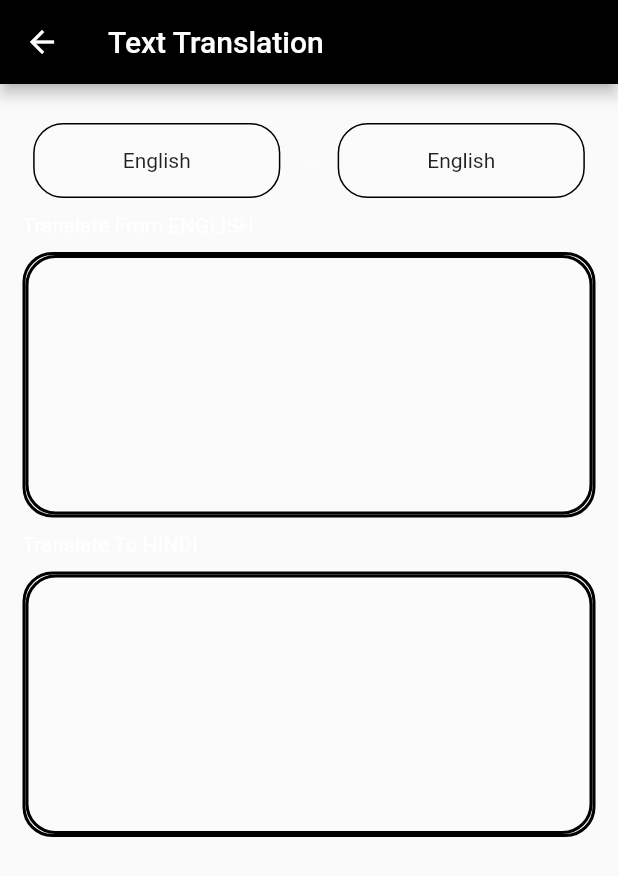
After one commit to vaidic-dodwani/TGH-Task, a Flutter app: the HomeScreen screen opened directly, on a phone screen of 412 x 824 dp. The commit adds this screen. Shown: the top 876 px of the screen. Run offline on Flutter 3.47's test engine with Material 2 defaults, Android fonts, the phone set to English and light mode, and no system bars; our stand-ins replace fluttertoast, go_router, google_fonts.

Commit message:
Made a basic structure of UI

```diff
--- /dev/null
+++ b/lib/model/languages_model.dart
@@ -0,0 +1,22 @@
+class Language {
+  final String language;
+
+  Language({
+    required this.language,
+  });
+
+  Language copyWith({
+    String? language,
+  }) =>
+      Language(
+        language: language ?? this.language,
+      );
+
+  factory Language.fromJson(Map<String, dynamic> json) => Language(
+        language: json["language"],
+      );
+
+  Map<String, dynamic> toJson() => {
+        "language": language,
+      };
+}
--- a/lib/utils/constants/colors/app_colors.dart
+++ /dev/null
@@ -1,3 +0,0 @@
-class AppColors {
-  // static const Color tempColor = Color(0xFFD7D9D8);
-}
--- a/lib/utils/constants/typography_constants.dart
+++ b/lib/utils/constants/typography_constants.dart
@@ -1,4 +1,6 @@
+import 'package:flutter/material.dart';
+import 'package:google_fonts/google_fonts.dart';
+
 class AppTypography {
-  // static TextStyle tempStyle =
-  //     const TextStyle(fontSize: 25, fontFamily: "Poppins");
+  static TextStyle roboto = GoogleFonts.roboto();
 }
--- a/lib/utils/provider/app_providers.dart
+++ b/lib/utils/provider/app_providers.dart
@@ -5,6 +5,6 @@ import '../../view_model/temp_view_model/temp_view_model.dart';
 
 class AppProvider {
   static List<SingleChildWidget> providers = [
-    ChangeNotifierProvider(create: (_) => TempNotifier()),
+    ChangeNotifierProvider(create: (_) => LanguagesNotifier()),
   ];
 }
--- /dev/null
+++ b/lib/view/screens/homescreen/homescreen.dart
@@ -0,0 +1,58 @@
+import 'package:flutter/material.dart';
+import 'package:google_fonts/google_fonts.dart';
+import 'package:tgh_task/view/screens/homescreen/widgets/country_button.dart';
+import 'package:tgh_task/view/screens/homescreen/widgets/translation_box.dart';
+import '../../shared/heading_text_widget.dart';
+
+class HomeScreen extends StatelessWidget {
+  const HomeScreen({super.key});
+
+  @override
+  Widget build(BuildContext context) {
+    return Scaffold(
+      resizeToAvoidBottomInset: false,
+      appBar: AppBar(
+        backgroundColor: Colors.black,
+        title: Text(
+          "Text Translation",
+          style: GoogleFonts.roboto(),
+        ),
+      ),
+      body: const SingleChildScrollView(
+        child: Padding(
+          padding: EdgeInsets.symmetric(horizontal: 15.0),
+          child: Column(
+            children: [
+              //Divider
+              Divider(thickness: 1, color: Colors.white38),
+              SizedBox(height: 10),
+
+              //Buttons
+              Row(
+                mainAxisAlignment: MainAxisAlignment.spaceEvenly,
+                children: [
+                  CountryButton(),
+                  Icon(Icons.arrow_right_alt_outlined, color: Colors.white24),
+                  CountryButton(),
+                ],
+              ),
+
+              SizedBox(height: 10),
+
+              //Input Dialogue Box
+              HeadingTextWidget(text: "Translate From ENGLISH"),
+              SizedBox(height: 10),
+              TranslationBoxes(),
+
+              //Output Dialogue Box
+              SizedBox(height: 10),
+              HeadingTextWidget(text: "Translate To HINDI"),
+              SizedBox(height: 10),
+              TranslationBoxes(),
+            ],
+          ),
+        ),
+      ),
+    );
+  }
+}
--- /dev/null
+++ b/lib/view/screens/homescreen/widgets/country_button.dart
@@ -0,0 +1,38 @@
+import 'package:flutter/material.dart';
+import 'package:google_fonts/google_fonts.dart';
+import 'package:tgh_task/view/shared/code_to_name_function.dart';
+
+class CountryButton extends StatelessWidget {
+  const CountryButton({super.key});
+
+  @override
+  Widget build(BuildContext context) {
+    final size = MediaQuery.of(context).size;
+
+    return GestureDetector(
+      onTap: () {
+        showModalBottomSheet(
+          context: context,
+          builder: (context) {
+            return SizedBox.shrink();
+            //TODO add bottom builder here
+          },
+        );
+      },
+      child: Container(
+        width: size.width * 0.4,
+        height: 50,
+        decoration: BoxDecoration(
+            color: Colors.white24,
+            borderRadius: BorderRadius.circular(20),
+            border: Border.all()),
+        child: Center(
+          child: Text(
+            codeToNameFunction("en"),
+            style: GoogleFonts.roboto(),
+          ),
+        ),
+      ),
+    );
+  }
+}
--- /dev/null
+++ b/lib/view/screens/homescreen/widgets/translation_box.dart
@@ -0,0 +1,48 @@
+import 'package:flutter/material.dart';
+import 'package:google_fonts/google_fonts.dart';
+
+final borderdesign = OutlineInputBorder(
+    borderRadius: BorderRadius.circular(20),
+    borderSide: const BorderSide(width: 2));
+
+class TranslationBoxes extends StatefulWidget {
+  const TranslationBoxes({super.key});
+
+  @override
+  State<TranslationBoxes> createState() => _TranslationBoxesState();
+}
+
+class _TranslationBoxesState extends State<TranslationBoxes> {
+  final controller = TextEditingController();
+
+  @override
+  void initState() {
+    super.initState();
+  }
+
+  @override
+  Widget build(BuildContext context) {
+    return Container(
+      decoration: BoxDecoration(
+          borderRadius: BorderRadius.circular(20),
+          border: Border.all(width: 2),
+          color: Colors.white24),
+      child: TextFormField(
+        onChanged: (value) {},
+        controller: controller,
+        minLines: 7,
+        maxLines: 7,
+        style: GoogleFonts.roboto(),
+        decoration: InputDecoration(
+          counterText: "",
+          border: borderdesign,
+          enabledBorder: borderdesign,
+          errorBorder: borderdesign,
+          focusedBorder: borderdesign,
+          disabledBorder: borderdesign,
+          focusedErrorBorder: borderdesign,
+        ),
+      ),
+    );
+  }
+}
--- /dev/null
+++ b/lib/view/shared/code_to_name_function.dart
@@ -0,0 +1,184 @@
+String codeToNameFunction(String code) {
+  if (code == "ab") return "Abkhaz";
+  if (code == "aa") return "Afar";
+  if (code == "af") return "Afrikaans";
+  if (code == "ak") return "Akan";
+  if (code == "sq") return "Albanian";
+  if (code == "am") return "Amharic";
+  if (code == "ar") return "Arabic";
+  if (code == "an") return "Aragonese";
+  if (code == "hy") return "Armenian";
+  if (code == "as") return "Assamese";
+  if (code == "av") return "Avaric";
+  if (code == "ae") return "Avestan";
+  if (code == "ay") return "Aymara";
+  if (code == "az") return "Azerbaijani";
+  if (code == "bm") return "Bambara";
+  if (code == "ba") return "Bashkir";
+  if (code == "eu") return "Basque";
+  if (code == "be") return "Belarusian";
+  if (code == "bn") return "Bengali";
+  if (code == "bh") return "Bihari";
+  if (code == "bi") return "Bislama";
+  if (code == "bs") return "Bosnian";
+  if (code == "br") return "Breton";
+  if (code == "bg") return "Bulgarian";
+  if (code == "my") return "Burmese";
+  if (code == "ca") return "Catalan; Valencian";
+  if (code == "ch") return "Chamorro";
+  if (code == "ce") return "Chechen";
+  if (code == "ny") return "Chichewa; Chewa; Nyanja";
+  if (code == "zh") return "Chinese";
+  if (code == "cv") return "Chuvash";
+  if (code == "kw") return "Cornish";
+  if (code == "co") return "Corsican";
+  if (code == "cr") return "Cree";
+  if (code == "hr") return "Croatian";
+  if (code == "cs") return "Czech";
+  if (code == "da") return "Danish";
+  if (code == "dv") return "Divehi; Dhivehi; Maldivian;";
+  if (code == "nl") return "Dutch";
+  if (code == "en") return "English";
+  if (code == "eo") return "Esperanto";
+  if (code == "et") return "Estonian";
+  if (code == "ee") return "Ewe";
+  if (code == "fo") return "Faroese";
+  if (code == "fj") return "Fijian";
+  if (code == "fi") return "Finnish";
+  if (code == "fr") return "French";
+  if (code == "ff") return "Fula; Fulah; Pulaar; Pular";
+  if (code == "gl") return "Galician";
+  if (code == "ka") return "Georgian";
+  if (code == "de") return "German";
+  if (code == "el") return "Greek, Modern";
+  if (code == "gn") return "Guaraní";
+  if (code == "gu") return "Gujarati";
+  if (code == "ht") return "Haitian; Haitian Creole";
+  if (code == "ha") return "Hausa";
+  if (code == "he") return "Hebrew (modern)";
+  if (code == "hz") return "Herero";
+  if (code == "hi") return "Hindi";
+  if (code == "ho") return "Hiri Motu";
+  if (code == "hu") return "Hungarian";
+  if (code == "ia") return "Interlingua";
+  if (code == "id") return "Indonesian";
+  if (code == "ie") return "Interlingue";
+  if (code == "ga") return "Irish";
+  if (code == "ig") return "Igbo";
+  if (code == "ik") return "Inupiaq";
+  if (code == "io") return "Ido";
+  if (code == "is") return "Icelandic";
+  if (code == "it") return "Italian";
+  if (code == "iu") return "Inuktitut";
+  if (code == "ja") return "Japanese";
+  if (code == "jv") return "Javanese";
+  if (code == "kl") return "Kalaallisut, Greenlandic";
+  if (code == "kn") return "Kannada";
+  if (code == "kr") return "Kanuri";
+  if (code == "ks") return "Kashmiri";
+  if (code == "kk") return "Kazakh";
+  if (code == "km") return "Khmer";
+  if (code == "ki") return "Kikuyu, Gikuyu";
+  if (code == "rw") return "Kinyarwanda";
+  if (code == "ky") return "Kirghiz, Kyrgyz";
+  if (code == "kv") return "Komi";
+  if (code == "kg") return "Kongo";
+  if (code == "ko") return "Korean";
+  if (code == "ku") return "Kurdish";
+  if (code == "kj") return "Kwanyama, Kuanyama";
+  if (code == "la") return "Latin";
+  if (code == "lb") return "Luxembourgish, Letzeburgesch";
+  if (code == "lg") return "Luganda";
+  if (code == "li") return "Limburgish, Limburgan, Limburger";
+  if (code == "ln") return "Lingala";
+  if (code == "lo") return "Lao";
+  if (code == "lt") return "Lithuanian";
+  if (code == "lu") return "Luba-Katanga";
+  if (code == "lv") return "Latvian";
+  if (code == "gv") return "Manx";
+  if (code == "mk") return "Macedonian";
+  if (code == "mg") return "Malagasy";
+  if (code == "ms") return "Malay";
+  if (code == "ml") return "Malayalam";
+  if (code == "mt") return "Maltese";
+  if (code == "mi") return "Māori";
+  if (code == "mr") return "Marathi (Marāṭhī)";
+  if (code == "mh") return "Marshallese";
+  if (code == "mn") return "Mongolian";
+  if (code == "na") return "Nauru";
+  if (code == "nv") return "Navajo, Navaho";
+  if (code == "nb") return "Norwegian Bokmål";
+  if (code == "nd") return "North Ndebele";
+  if (code == "ne") return "Nepali";
+  if (code == "ng") return "Ndonga";
+  if (code == "nn") return "Norwegian Nynorsk";
+  if (code == "no") return "Norwegian";
+  if (code == "ii") return "Nuosu";
+  if (code == "nr") return "South Ndebele";
+  if (code == "oc") return "Occitan";
+  if (code == "oj") return "Ojibwe, Ojibwa";
+  if (code == "om") return "Oromo";
+  if (code == "or") return "Oriya";
+  if (code == "os") return "Ossetian, Ossetic";
+  if (code == "pa") return "Panjabi, Punjabi";
+  if (code == "pi") return "Pāli";
+  if (code == "fa") return "Persian";
+  if (code == "pl") return "Polish";
+  if (code == "ps") return "Pashto, Pushto";
+  if (code == "pt") return "Portuguese";
+  if (code == "qu") return "Quechua";
+  if (code == "rm") return "Romansh";
+  if (code == "rn") return "Kirundi";
+  if (code == "ro") return "Romanian, Moldavian, Moldovan";
+  if (code == "ru") return "Russian";
+  if (code == "sa") return "Sanskrit (Saṁskṛta)";
+  if (code == "sc") return "Sardinian";
+  if (code == "sd") return "Sindhi";
+  if (code == "se") return "Northern Sami";
+  if (code == "sm") return "Samoan";
+  if (code == "sg") return "Sango";
+  if (code == "sr") return "Serbian";
+  if (code == "gd") return "Scottish Gaelic; Gaelic";
+  if (code == "sn") return "Shona";
+  if (code == "si") return "Sinhala, Sinhalese";
+  if (code == "sk") return "Slovak";
+  if (code == "sl") return "Slovene";
+  if (code == "so") return "Somali";
+  if (code == "st") return "Southern Sotho";
+  if (code == "es") return "Spanish; Castilian";
+  if (code == "su") return "Sundanese";
+  if (code == "sw") return "Swahili";
+  if (code == "ss") return "Swati";
+  if (code == "sv") return "Swedish";
+  if (code == "ta") return "Tamil";
+  if (code == "te") return "Telugu";
+  if (code == "tg") return "Tajik";
+  if (code == "th") return "Thai";
+  if (code == "ti") return "Tigrinya";
+  if (code == "bo") return "Tibetan Standard, Tibetan, Central";
+  if (code == "tk") return "Turkmen";
+  if (code == "tl") return "Tagalog";
+  if (code == "tn") return "Tswana";
+  if (code == "to") return "Tonga (Tonga Islands)";
+  if (code == "tr") return "Turkish";
+  if (code == "ts") return "Tsonga";
+  if (code == "tt") return "Tatar";
+  if (code == "tw") return "Twi";
+  if (code == "ty") return "Tahitian";
+  if (code == "ug") return "Uighur, Uyghur";
+  if (code == "uk") return "Ukrainian";
+  if (code == "ur") return "Urdu";
+  if (code == "uz") return "Uzbek";
+  if (code == "ve") return "Venda";
+  if (code == "vi") return "Vietnamese";
+  if (code == "vo") return "Volapük";
+  if (code == "wa") return "Walloon";
+  if (code == "cy") return "Welsh";
+  if (code == "wo") return "Wolof";
+  if (code == "fy") return "Western Frisian";
+  if (code == "xh") return "Xhosa";
+  if (code == "yi") return "Yiddish";
+  if (code == "yo") return "Yoruba";
+  if (code == "za") return "Zhuang, Chuang";
+  return code;
+}
--- /dev/null
+++ b/lib/view/shared/heading_text_widget.dart
@@ -0,0 +1,17 @@
+import 'package:flutter/material.dart';
+import 'package:google_fonts/google_fonts.dart';
+
+class HeadingTextWidget extends StatelessWidget {
+  const HeadingTextWidget({super.key, required this.text});
+  final String text;
+  @override
+  Widget build(BuildContext context) {
+    return Align(
+      alignment: Alignment.centerLeft,
+      child: Text(
+        text,
+        style: GoogleFonts.roboto(color: Colors.white),
+      ),
+    );
+  }
+}
--- a/lib/view_model/temp_view_model/temp_view_model.dart
+++ b/lib/view_model/temp_view_model/temp_view_model.dart
@@ -1,3 +1,3 @@
 import 'package:flutter/material.dart';
 
-class TempNotifier extends ChangeNotifier {}
+class LanguagesNotifier extends ChangeNotifier {}
--- a/pubspec.yaml
+++ b/pubspec.yaml
@@ -11,13 +11,14 @@ dependencies:
     sdk: flutter
   fluttertoast: ^8.2.2
   go_router: ^10.0.0
+  google_fonts: ^5.1.0
   http: ^1.1.0
   provider: ^6.0.5
 
 dev_dependencies:
+  flutter_lints: ^2.0.0
   flutter_test:
     sdk: flutter
-  flutter_lints: ^2.0.0
 
 flutter:
   uses-material-design: true
```
Also changed, not shown: pubspec.lock.
